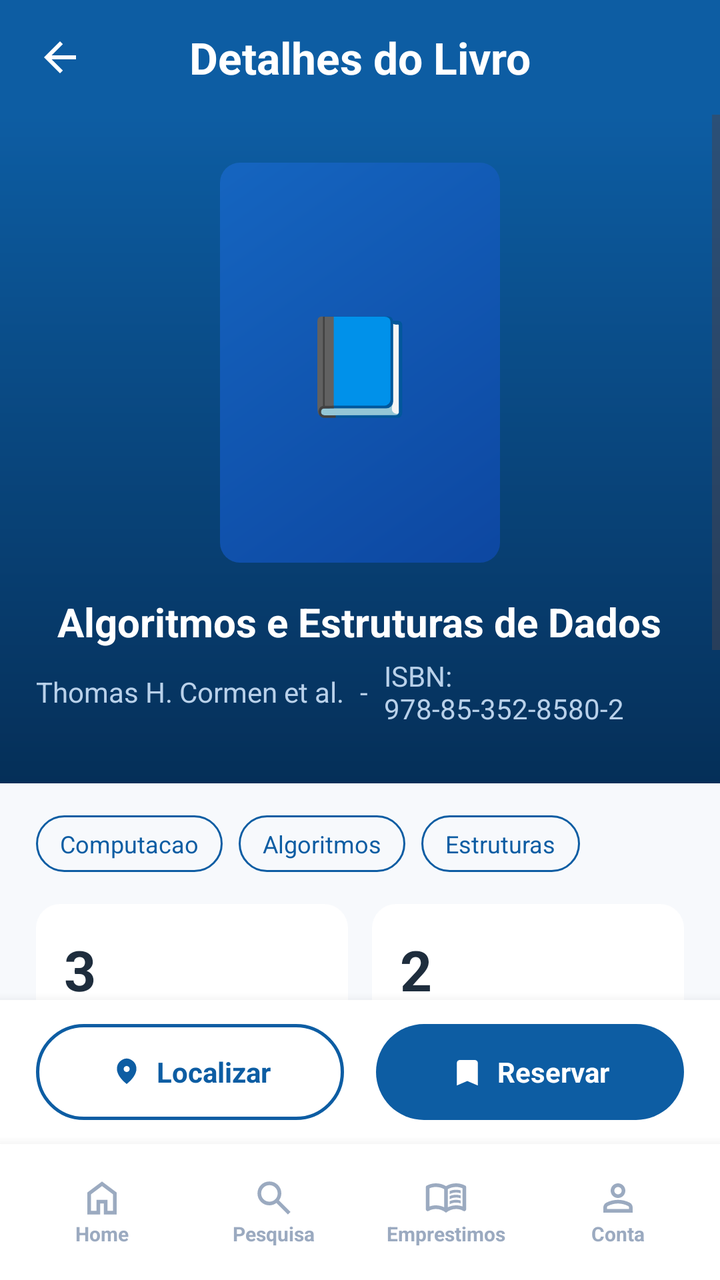
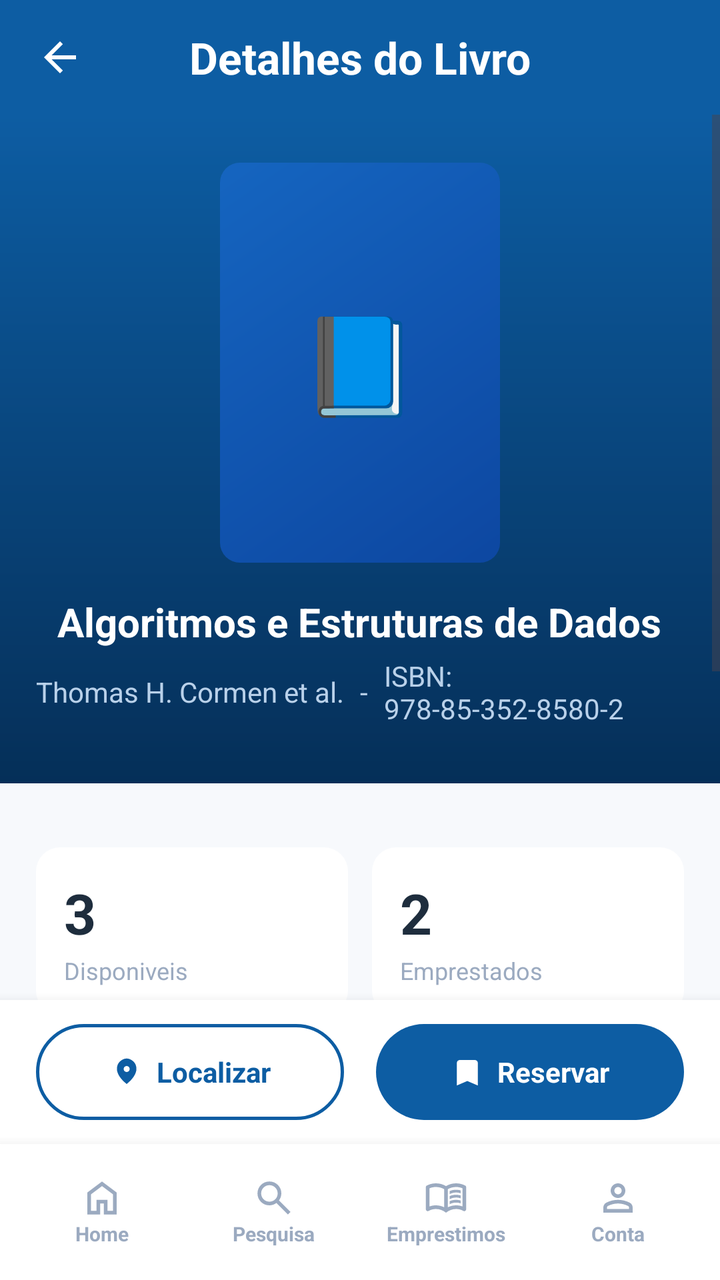

Compare the two renders of this Android layout. The source of the first and the diff that turns it into the second are given below.
<!-- AndroidManifest.xml: application theme Theme.UniLib -->
<!-- res/layout/book_details.xml -->
<?xml version="1.0" encoding="utf-8"?>
<androidx.constraintlayout.widget.ConstraintLayout xmlns:android="http://schemas.android.com/apk/res/android"
    xmlns:app="http://schemas.android.com/apk/res-auto"
    android:layout_width="match_parent"
    android:layout_height="match_parent"
    android:background="#F7F9FC">

    
    <LinearLayout
        android:id="@+id/headerBar"
        android:layout_width="0dp"
        android:layout_height="wrap_content"
        android:background="#0D5DA3"
        android:gravity="center_vertical"
        android:orientation="horizontal"
        android:paddingStart="18dp"
        android:paddingTop="14dp"
        android:paddingEnd="18dp"
        android:paddingBottom="14dp"
        app:layout_constraintEnd_toEndOf="parent"
        app:layout_constraintStart_toStartOf="parent"
        app:layout_constraintTop_toTopOf="parent">

        <ImageView
            android:id="@+id/btnBack"
            android:layout_width="24dp"
            android:layout_height="24dp"
            android:contentDescription="Voltar"
            android:src="@drawable/ic_arrow_back"
            app:tint="#FFFFFF" />

        <TextView
            android:id="@+id/tvHeaderTitle"
            android:layout_width="0dp"
            android:layout_height="wrap_content"
            android:layout_marginStart="12dp"
            android:layout_weight="1"
            android:gravity="center"
            android:text="Detalhes do Livro"
            android:textColor="#FFFFFF"
            android:textSize="22sp"
            android:textStyle="bold" />

        <Space
            android:layout_width="36dp"
            android:layout_height="24dp" />
    </LinearLayout>

    
    <ScrollView
        android:id="@+id/scrollContent"
        android:layout_width="0dp"
        android:layout_height="0dp"
        android:fillViewport="true"
        app:layout_constraintBottom_toTopOf="@id/actionButtonsContainer"
        app:layout_constraintEnd_toEndOf="parent"
        app:layout_constraintStart_toStartOf="parent"
        app:layout_constraintTop_toBottomOf="@id/headerBar">

        <LinearLayout
            android:layout_width="match_parent"
            android:layout_height="wrap_content"
            android:orientation="vertical"
            android:paddingBottom="24dp">

            
            <LinearLayout
                android:id="@+id/heroSection"
                android:layout_width="match_parent"
                android:layout_height="wrap_content"
                android:background="@drawable/bg_home_hero"
                android:gravity="center_horizontal"
                android:orientation="vertical"
                android:paddingStart="18dp"
                android:paddingTop="24dp"
                android:paddingEnd="18dp"
                android:paddingBottom="28dp">

                
                <FrameLayout
                    android:id="@+id/bookCover"
                    android:layout_width="140dp"
                    android:layout_height="200dp"
                    android:background="@drawable/bg_book_blue">

                    <TextView
                        android:id="@+id/tvBookEmoji"
                        android:layout_width="wrap_content"
                        android:layout_height="wrap_content"
                        android:layout_gravity="center"
                        android:text="📘"
                        android:textSize="48sp" />

                    <ImageView
                        android:id="@+id/ivBookCoverImage"
                        android:layout_width="match_parent"
                        android:layout_height="match_parent"
                        android:scaleType="centerCrop"
                        android:visibility="gone" />
                </FrameLayout>

                
                <TextView
                    android:id="@+id/tvBookTitle"
                    android:layout_width="wrap_content"
                    android:layout_height="wrap_content"
                    android:layout_marginTop="16dp"
                    android:gravity="center"
                    android:text="Algoritmos e Estruturas de Dados"
                    android:textColor="#FFFFFF"
                    android:textSize="20sp"
                    android:textStyle="bold" />

                
                <LinearLayout
                    android:layout_width="wrap_content"
                    android:layout_height="wrap_content"
                    android:layout_marginTop="4dp"
                    android:gravity="center"
                    android:orientation="horizontal">

                    <TextView
                        android:id="@+id/tvBookAuthor"
                        android:layout_width="wrap_content"
                        android:layout_height="wrap_content"
                        android:text="Thomas H. Cormen et al."
                        android:textColor="#B9D1EA"
                        android:textSize="14sp" />

                    <TextView
                        android:layout_width="wrap_content"
                        android:layout_height="wrap_content"
                        android:layout_marginStart="8dp"
                        android:text="-"
                        android:textColor="#B9D1EA"
                        android:textSize="14sp" />

                    <TextView
                        android:id="@+id/tvIsbnHero"
                        android:layout_width="wrap_content"
                        android:layout_height="wrap_content"
                        android:layout_marginStart="8dp"
                        android:text="ISBN: 978-85-352-8580-2"
                        android:textColor="#B9D1EA"
                        android:textSize="14sp" />
                </LinearLayout>
            </LinearLayout>

            
            <HorizontalScrollView
                android:layout_width="match_parent"
                android:layout_height="wrap_content"
                android:layout_marginTop="16dp"
                android:scrollbars="none">

                <LinearLayout
                    android:layout_width="wrap_content"
                    android:layout_height="wrap_content"
                    android:orientation="horizontal"
                    android:paddingStart="18dp"
                    android:paddingEnd="18dp">

                    <TextView
                        android:layout_width="wrap_content"
                        android:layout_height="wrap_content"
                        android:layout_marginEnd="8dp"
                        android:background="@drawable/bg_tag_outline"
                        android:paddingStart="12dp"
                        android:paddingTop="6dp"
                        android:paddingEnd="12dp"
                        android:paddingBottom="6dp"
                        android:text="Computacao"
                        android:textColor="#0D5DA3"
                        android:textSize="12sp" />

                    <TextView
                        android:layout_width="wrap_content"
                        android:layout_height="wrap_content"
                        android:layout_marginEnd="8dp"
                        android:background="@drawable/bg_tag_outline"
                        android:paddingStart="12dp"
                        android:paddingTop="6dp"
                        android:paddingEnd="12dp"
                        android:paddingBottom="6dp"
                        android:text="Algoritmos"
                        android:textColor="#0D5DA3"
                        android:textSize="12sp" />

                    <TextView
                        android:layout_width="wrap_content"
                        android:layout_height="wrap_content"
                        android:background="@drawable/bg_tag_outline"
                        android:paddingStart="12dp"
                        android:paddingTop="6dp"
                        android:paddingEnd="12dp"
                        android:paddingBottom="6dp"
                        android:text="Estruturas"
                        android:textColor="#0D5DA3"
                        android:textSize="12sp" />
                </LinearLayout>
            </HorizontalScrollView>

            
            <LinearLayout
                android:layout_width="match_parent"
                android:layout_height="wrap_content"
                android:layout_marginStart="18dp"
                android:layout_marginTop="16dp"
                android:layout_marginEnd="18dp"
                android:orientation="vertical">

                
                <LinearLayout
                    android:layout_width="match_parent"
                    android:layout_height="wrap_content"
                    android:orientation="horizontal">

                    
                    <LinearLayout
                        android:layout_width="0dp"
                        android:layout_height="wrap_content"
                        android:layout_marginEnd="6dp"
                        android:layout_weight="1"
                        android:background="@drawable/bg_card_white"
                        android:orientation="vertical"
                        android:padding="14dp">

                        <TextView
                            android:id="@+id/tvDisponiveis"
                            android:layout_width="wrap_content"
                            android:layout_height="wrap_content"
                            android:text="3"
                            android:textColor="#1E2D3D"
                            android:textSize="28sp"
                            android:textStyle="bold" />

                        <TextView
                            android:layout_width="wrap_content"
                            android:layout_height="wrap_content"
                            android:layout_marginTop="2dp"
                            android:text="Disponiveis"
                            android:textColor="#9BAAC0"
                            android:textSize="12sp" />
                    </LinearLayout>

                    
                    <LinearLayout
                        android:layout_width="0dp"
                        android:layout_height="wrap_content"
                        android:layout_marginStart="6dp"
                        android:layout_weight="1"
                        android:background="@drawable/bg_card_white"
                        android:orientation="vertical"
                        android:padding="14dp">

                        <TextView
                            android:id="@+id/tvEmprestados"
                            android:layout_width="wrap_content"
                            android:layout_height="wrap_content"
                            android:text="2"
                            android:textColor="#1E2D3D"
                            android:textSize="28sp"
                            android:textStyle="bold" />

                        <TextView
                            android:layout_width="wrap_content"
                            android:layout_height="wrap_content"
                            android:layout_marginTop="2dp"
                            android:text="Emprestados"
                            android:textColor="#9BAAC0"
                            android:textSize="12sp" />
                    </LinearLayout>
                </LinearLayout>

                
                <LinearLayout
                    android:layout_width="match_parent"
                    android:layout_height="wrap_content"
                    android:layout_marginTop="12dp"
                    android:orientation="horizontal">

                    
                    <LinearLayout
                        android:layout_width="0dp"
                        android:layout_height="wrap_content"
                        android:layout_marginEnd="6dp"
                        android:layout_weight="1"
                        android:background="@drawable/bg_card_white"
                        android:orientation="vertical"
                        android:padding="14dp">

                        <TextView
                            android:id="@+id/tvIsbn"
                            android:layout_width="wrap_content"
                            android:layout_height="wrap_content"
                            android:text="978-85-352"
                            android:textColor="#1E2D3D"
                            android:textSize="16sp"
                            android:textStyle="bold" />

                        <TextView
                            android:layout_width="wrap_content"
                            android:layout_height="wrap_content"
                            android:layout_marginTop="2dp"
                            android:text="ISBN"
                            android:textColor="#9BAAC0"
                            android:textSize="12sp" />
                    </LinearLayout>

                    
                    <LinearLayout
                        android:layout_width="0dp"
                        android:layout_height="wrap_content"
                        android:layout_marginStart="6dp"
                        android:layout_weight="1"
                        android:background="@drawable/bg_card_white"
                        android:orientation="vertical"
                        android:padding="14dp">

                        <LinearLayout
                            android:layout_width="wrap_content"
                            android:layout_height="wrap_content"
                            android:gravity="center_vertical"
                            android:orientation="horizontal">

                            <ImageView
                                android:layout_width="18dp"
                                android:layout_height="18dp"
                                android:layout_marginEnd="4dp"
                                android:src="@drawable/ic_location"
                                app:tint="#1E2D3D" />

                            <TextView
                                android:id="@+id/tvLocalizacao"
                                android:layout_width="wrap_content"
                                android:layout_height="wrap_content"
                                android:text="A-12"
                                android:textColor="#1E2D3D"
                                android:textSize="16sp"
                                android:textStyle="bold" />
                        </LinearLayout>

                        <TextView
                            android:layout_width="wrap_content"
                            android:layout_height="wrap_content"
                            android:layout_marginTop="2dp"
                            android:text="Localizacao"
                            android:textColor="#9BAAC0"
                            android:textSize="12sp" />
                    </LinearLayout>
                </LinearLayout>
            </LinearLayout>

            
            <LinearLayout
                android:layout_width="match_parent"
                android:layout_height="wrap_content"
                android:layout_marginStart="18dp"
                android:layout_marginTop="20dp"
                android:layout_marginEnd="18dp"
                android:orientation="vertical">

                <TextView
                    android:layout_width="wrap_content"
                    android:layout_height="wrap_content"
                    android:text="Sinopse"
                    android:textColor="#1E2D3D"
                    android:textSize="16sp"
                    android:textStyle="bold" />

                <TextView
                    android:id="@+id/tvSinopse"
                    android:layout_width="match_parent"
                    android:layout_height="wrap_content"
                    android:layout_marginTop="8dp"
                    android:lineSpacingExtra="4dp"
                    android:text="Este livro apresenta uma introducao abrangente ao estudo de algoritmos de computador. Apresenta diversos algoritmos e aborda-os com profundidade consideravel, mantendo a abordagem acessivel a leitores de todos os niveis."
                    android:textColor="#6B7C93"
                    android:textSize="14sp" />
            </LinearLayout>

        </LinearLayout>
    </ScrollView>

    
    <LinearLayout
        android:id="@+id/actionButtonsContainer"
        android:layout_width="0dp"
        android:layout_height="wrap_content"
        android:background="#FFFFFF"
        android:elevation="8dp"
        android:orientation="horizontal"
        android:paddingStart="18dp"
        android:paddingTop="12dp"
        android:paddingEnd="18dp"
        android:paddingBottom="12dp"
        app:layout_constraintBottom_toTopOf="@id/bottomNav"
        app:layout_constraintEnd_toEndOf="parent"
        app:layout_constraintStart_toStartOf="parent">

        
        <LinearLayout
            android:id="@+id/btnLocalizar"
            android:layout_width="0dp"
            android:layout_height="48dp"
            android:layout_marginEnd="8dp"
            android:layout_weight="1"
            android:background="@drawable/bg_button_outline"
            android:gravity="center"
            android:orientation="horizontal">

            <ImageView
                android:layout_width="18dp"
                android:layout_height="18dp"
                android:layout_marginEnd="6dp"
                android:src="@drawable/ic_location"
                app:tint="#0D5DA3" />

            <TextView
                android:layout_width="wrap_content"
                android:layout_height="wrap_content"
                android:text="Localizar"
                android:textColor="#0D5DA3"
                android:textSize="14sp"
                android:textStyle="bold" />
        </LinearLayout>

        
        <LinearLayout
            android:id="@+id/btnReservar"
            android:layout_width="0dp"
            android:layout_height="48dp"
            android:layout_marginStart="8dp"
            android:layout_weight="1"
            android:background="@drawable/bg_button_filled"
            android:gravity="center"
            android:orientation="horizontal">

            <ImageView
                android:layout_width="18dp"
                android:layout_height="18dp"
                android:layout_marginEnd="6dp"
                android:src="@drawable/ic_bookmark"
                app:tint="#FFFFFF" />

            <TextView
                android:layout_width="wrap_content"
                android:layout_height="wrap_content"
                android:text="Reservar"
                android:textColor="#FFFFFF"
                android:textSize="14sp"
                android:textStyle="bold" />
        </LinearLayout>
    </LinearLayout>

    
    <LinearLayout
        android:id="@+id/bottomNav"
        android:layout_width="0dp"
        android:layout_height="68dp"
        android:background="#FFFFFF"
        android:elevation="10dp"
        android:gravity="center"
        android:orientation="horizontal"
        android:paddingStart="8dp"
        android:paddingEnd="8dp"
        app:layout_constraintBottom_toBottomOf="parent"
        app:layout_constraintEnd_toEndOf="parent"
        app:layout_constraintStart_toStartOf="parent">

        <LinearLayout
            android:id="@+id/navHome"
            android:layout_width="0dp"
            android:layout_height="50dp"
            android:layout_weight="1"
            android:gravity="center"
            android:orientation="vertical">

            <ImageView
                android:id="@+id/nav_home_icon"
                android:layout_width="22dp"
                android:layout_height="22dp"
                android:src="@drawable/ic_home"
                app:tint="#9BAAC0" />

            <TextView
                android:id="@+id/nav_home_text"
                android:layout_width="wrap_content"
                android:layout_height="wrap_content"
                android:text="Home"
                android:textColor="#9BAAC0"
                android:textSize="10sp"
                android:textStyle="bold" />
        </LinearLayout>

        <LinearLayout
            android:id="@+id/navSearch"
            android:layout_width="0dp"
            android:layout_height="50dp"
            android:layout_weight="1"
            android:gravity="center"
            android:orientation="vertical">

            <ImageView
                android:id="@+id/nav_search_icon"
                android:layout_width="22dp"
                android:layout_height="22dp"
                android:src="@drawable/ic_search"
                app:tint="#9BAAC0" />

            <TextView
                android:id="@+id/nav_search_text"
                android:layout_width="wrap_content"
                android:layout_height="wrap_content"
                android:text="Pesquisa"
                android:textColor="#9BAAC0"
                android:textSize="10sp"
                android:textStyle="bold" />
        </LinearLayout>

        <LinearLayout
            android:id="@+id/navLoans"
            android:layout_width="0dp"
            android:layout_height="50dp"
            android:layout_weight="1"
            android:gravity="center"
            android:orientation="vertical">

            <ImageView
                android:id="@+id/nav_emprestimos_icon"
                android:layout_width="22dp"
                android:layout_height="22dp"
                android:src="@drawable/ic_book"
                app:tint="#9BAAC0" />

            <TextView
                android:id="@+id/nav_emprestimos_text"
                android:layout_width="wrap_content"
                android:layout_height="wrap_content"
                android:text="Emprestimos"
                android:textColor="#9BAAC0"
                android:textSize="10sp"
                android:textStyle="bold" />
        </LinearLayout>

        <LinearLayout
            android:id="@+id/navAccount"
            android:layout_width="0dp"
            android:layout_height="50dp"
            android:layout_weight="1"
            android:gravity="center"
            android:orientation="vertical">

            <ImageView
                android:id="@+id/nav_conta_icon"
                android:layout_width="22dp"
                android:layout_height="22dp"
                android:src="@drawable/ic_person"
                app:tint="#9BAAC0" />

            <TextView
                android:id="@+id/nav_conta_text"
                android:layout_width="wrap_content"
                android:layout_height="wrap_content"
                android:text="Conta"
                android:textColor="#9BAAC0"
                android:textSize="10sp"
                android:textStyle="bold" />
        </LinearLayout>
    </LinearLayout>

</androidx.constraintlayout.widget.ConstraintLayout>
<!-- resources referenced by this layout -->
<resources>
  <!-- drawable bg_book_blue (drawable) -->
  <shape xmlns:android="http://schemas.android.com/apk/res/android">
      <gradient android:angle="315" android:startColor="#1565C0" android:endColor="#0D47A1" />
      <corners android:radius="10dp" />
  </shape>
  <!-- drawable bg_button_filled (drawable) -->
  <?xml version="1.0" encoding="utf-8"?>
  <shape xmlns:android="http://schemas.android.com/apk/res/android"
      android:shape="rectangle">
      <solid android:color="#0D5DA3" />
      <corners android:radius="25dp" />
  </shape>
  <!-- drawable bg_button_outline (drawable) -->
  <?xml version="1.0" encoding="utf-8"?>
  <shape xmlns:android="http://schemas.android.com/apk/res/android"
      android:shape="rectangle">
      <stroke
          android:width="1.5dp"
          android:color="#0D5DA3" />
      <corners android:radius="25dp" />
      <solid android:color="#FFFFFF" />
  </shape>
  <!-- drawable bg_card_white (drawable) -->
  <?xml version="1.0" encoding="utf-8"?>
  <shape xmlns:android="http://schemas.android.com/apk/res/android"
      android:shape="rectangle">
      <solid android:color="#FFFFFF" />
      <corners android:radius="12dp" />
  </shape>
  <!-- drawable bg_home_hero (drawable) -->
  <shape xmlns:android="http://schemas.android.com/apk/res/android">
      <gradient
          android:angle="270"
          android:startColor="#0D5DA3"
          android:endColor="#052F58" />
  </shape>
  <!-- drawable bg_tag_outline (drawable) -->
  <?xml version="1.0" encoding="utf-8"?>
  <shape xmlns:android="http://schemas.android.com/apk/res/android"
      android:shape="rectangle">
      <stroke
          android:width="1dp"
          android:color="#0D5DA3" />
      <corners android:radius="16dp" />
      <solid android:color="@android:color/transparent" />
  </shape>
  <!-- drawable ic_arrow_back (drawable) -->
  <vector xmlns:android="http://schemas.android.com/apk/res/android" android:autoMirrored="true" android:height="24dp" android:tint="#000000" android:viewportHeight="960" android:viewportWidth="960" android:width="24dp">
        
      <path android:fillColor="@android:color/white" android:pathData="M313,520L537,744L480,800L160,480L480,160L537,216L313,440L800,440L800,520L313,520Z"/>
      
  </vector>
  <!-- drawable ic_bookmark (drawable) -->
  <vector xmlns:android="http://schemas.android.com/apk/res/android"
      android:width="24dp"
      android:height="24dp"
      android:viewportWidth="960"
      android:viewportHeight="960"
      android:tint="#000000">
      <path
          android:fillColor="@android:color/white"
          android:pathData="M200,840L200,240Q200,207 223.5,183.5Q247,160 280,160L680,160Q713,160 736.5,183.5Q760,207 760,240L760,840L480,720L200,840Z"/>
  </vector>
  <!-- drawable ic_home (drawable) -->
  <vector xmlns:android="http://schemas.android.com/apk/res/android"
      android:width="24dp"
      android:height="24dp"
      android:viewportWidth="960"
      android:viewportHeight="960">
    <path
        android:pathData="M240,760h120v-240h240v240h120v-360L480,220 240,400v360ZM160,840v-480l320,-240 320,240v480L520,840v-240h-80v240L160,840ZM480,490Z"
        android:fillColor="#e3e3e3"/>
  </vector>
  <!-- drawable ic_search (drawable) -->
  <vector xmlns:android="http://schemas.android.com/apk/res/android"
      android:width="24dp"
      android:height="24dp"
      android:viewportWidth="960"
      android:viewportHeight="960">
    <path
        android:pathData="M784,840 L532,588q-30,24 -69,38t-83,14q-109,0 -184.5,-75.5T120,380q0,-109 75.5,-184.5T380,120q109,0 184.5,75.5T640,380q0,44 -14,83t-38,69l252,252 -56,56ZM380,560q75,0 127.5,-52.5T560,380q0,-75 -52.5,-127.5T380,200q-75,0 -127.5,52.5T200,380q0,75 52.5,127.5T380,560Z"
        android:fillColor="#e3e3e3"/>
  </vector>
  <style name="Theme.UniLib" parent="Base.Theme.UniLib" />
  <style name="Base.Theme.UniLib" parent="Theme.Material3.DayNight.NoActionBar">
          
          
          <item name="android:windowFullscreen">true</item>
      </style>
  <!-- unchanged entries left out for length: 3 -->
</resources>

<!-- the commit's change to res/layout/book_details.xml (unified diff, before → after) -->
@@ -154,50 +154,12 @@
                 android:scrollbars="none">
 
                 <LinearLayout
+                    android:id="@+id/tagsContainer"
                     android:layout_width="wrap_content"
                     android:layout_height="wrap_content"
                     android:orientation="horizontal"
                     android:paddingStart="18dp"
-                    android:paddingEnd="18dp">
-
-                    <TextView
-                        android:layout_width="wrap_content"
-                        android:layout_height="wrap_content"
-                        android:layout_marginEnd="8dp"
-                        android:background="@drawable/bg_tag_outline"
-                        android:paddingStart="12dp"
-                        android:paddingTop="6dp"
-                        android:paddingEnd="12dp"
-                        android:paddingBottom="6dp"
-                        android:text="Computacao"
-                        android:textColor="#0D5DA3"
-                        android:textSize="12sp" />
-
-                    <TextView
-                        android:layout_width="wrap_content"
-                        android:layout_height="wrap_content"
-                        android:layout_marginEnd="8dp"
-                        android:background="@drawable/bg_tag_outline"
-                        android:paddingStart="12dp"
-                        android:paddingTop="6dp"
-                        android:paddingEnd="12dp"
-                        android:paddingBottom="6dp"
-                        android:text="Algoritmos"
-                        android:textColor="#0D5DA3"
-                        android:textSize="12sp" />
-
-                    <TextView
-                        android:layout_width="wrap_content"
-                        android:layout_height="wrap_content"
-                        android:background="@drawable/bg_tag_outline"
-                        android:paddingStart="12dp"
-                        android:paddingTop="6dp"
-                        android:paddingEnd="12dp"
-                        android:paddingBottom="6dp"
-                        android:text="Estruturas"
-                        android:textColor="#0D5DA3"
-                        android:textSize="12sp" />
-                </LinearLayout>
+                    android:paddingEnd="18dp" />
             </HorizontalScrollView>
 
             
<!-- resource entries referenced after the edit -->
@@ -35,16 +35,6 @@
           android:angle="270"
           android:startColor="#0D5DA3"
           android:endColor="#052F58" />
-  </shape>
-  <!-- drawable bg_tag_outline (drawable) -->
-  <?xml version="1.0" encoding="utf-8"?>
-  <shape xmlns:android="http://schemas.android.com/apk/res/android"
-      android:shape="rectangle">
-      <stroke
-          android:width="1dp"
-          android:color="#0D5DA3" />
-      <corners android:radius="16dp" />
-      <solid android:color="@android:color/transparent" />
   </shape>
   <!-- drawable ic_arrow_back (drawable) -->
   <vector xmlns:android="http://schemas.android.com/apk/res/android" android:autoMirrored="true" android:height="24dp" android:tint="#000000" android:viewportHeight="960" android:viewportWidth="960" android:width="24dp">
